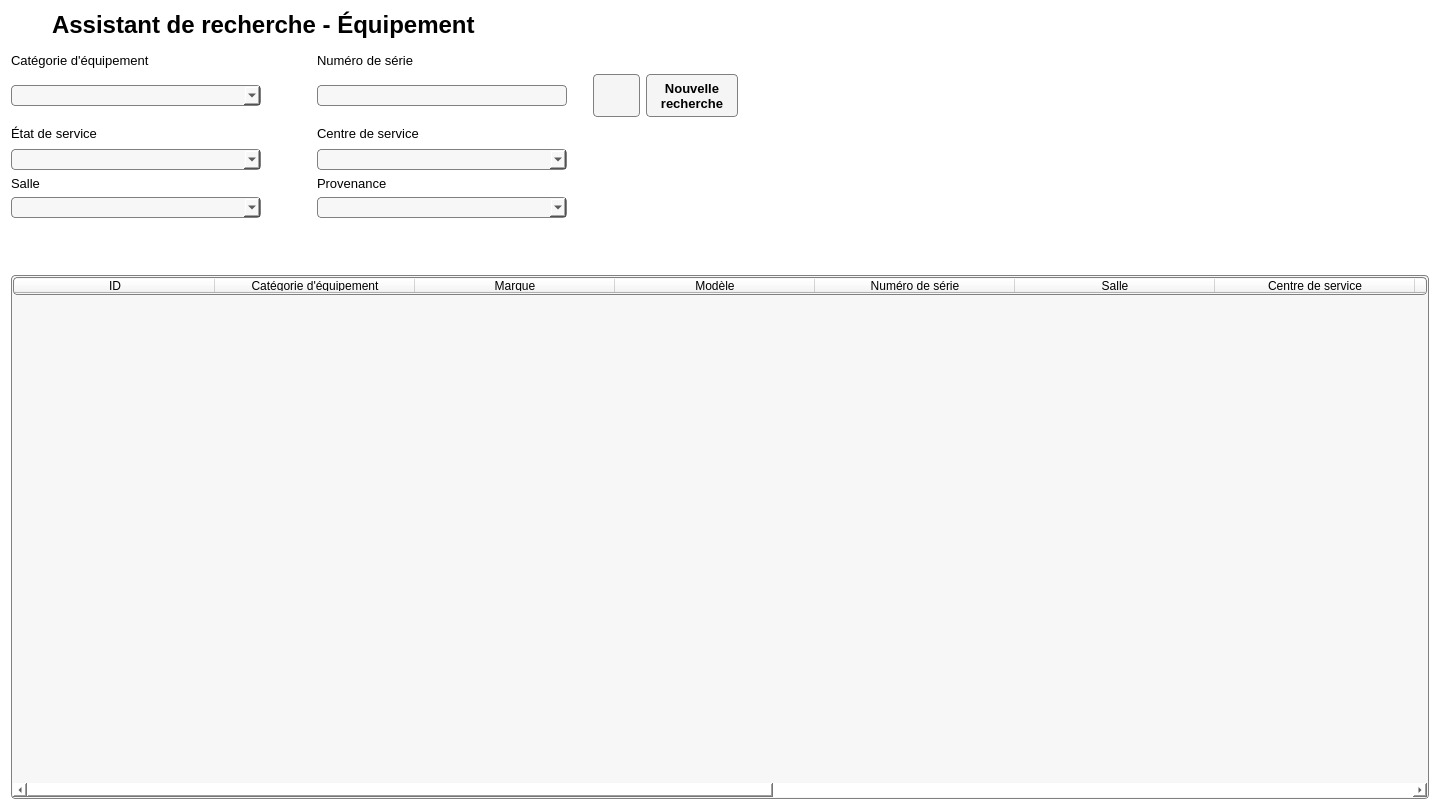
The window that Interface/FenetresEnUI/RechercheEquipement.ui (ProjetPC2/SIMM2.0-DEV) describes before a commit, drawn with Qt 5.
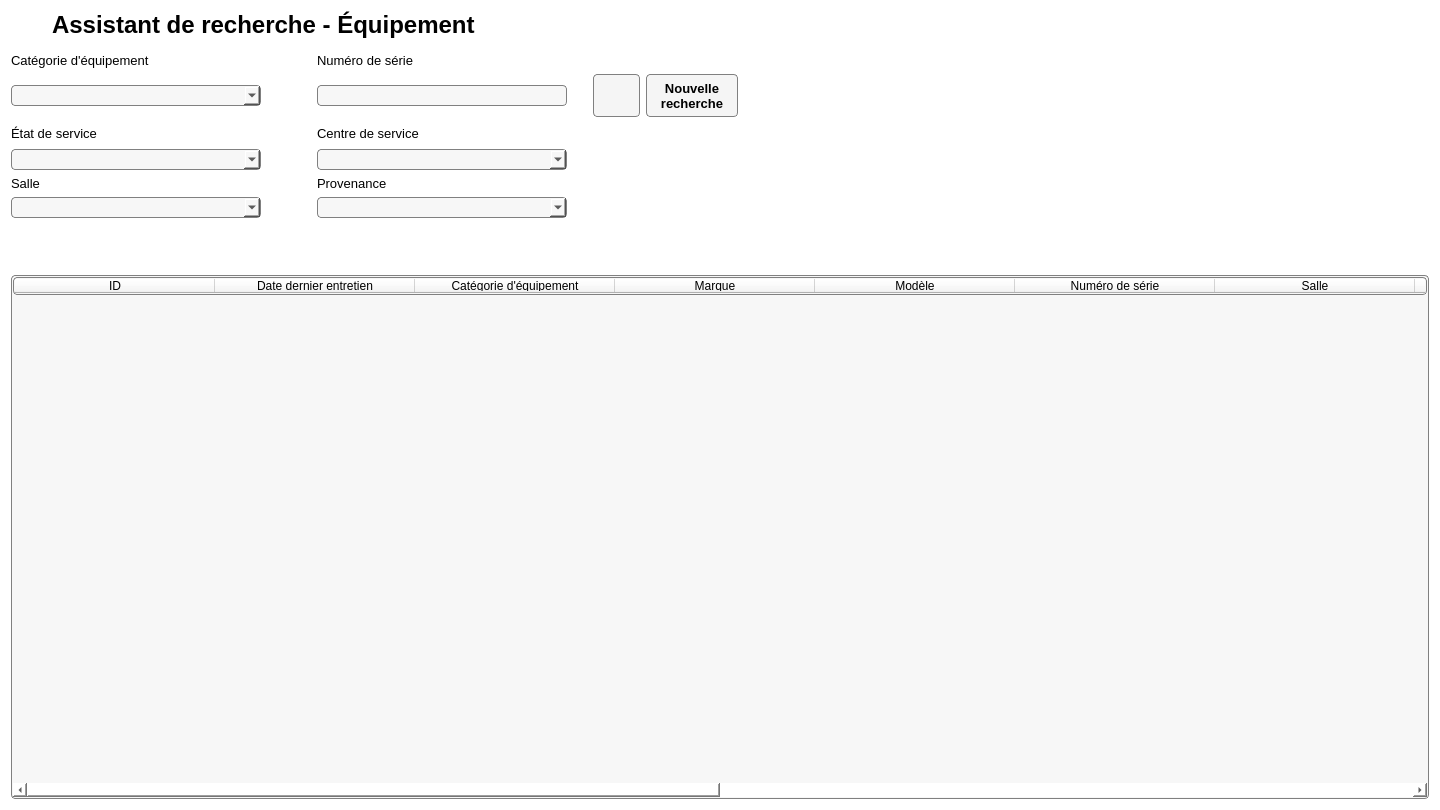
The same window after the commit. Icons and pictures are not drawn.

Diff of the .ui file:
```diff
--- a/Interface/FenetresEnUI/RechercheEquipement.ui
+++ b/Interface/FenetresEnUI/RechercheEquipement.ui
@@ -549,7 +549,7 @@
       <number>1</number>
      </property>
      <property name="columnCount">
-      <number>13</number>
+      <number>14</number>
      </property>
      <attribute name="horizontalHeaderDefaultSectionSize">
       <number>200</number>
@@ -568,6 +568,11 @@
        <string>ID</string>
       </property>
      </column>
+     <column>
+      <property name="text">
+       <string>Date dernier entretien</string>
+      </property>
+     </column>
      <column>
       <property name="text">
        <string>Catégorie d'équipement</string>
```
Left out of the diff: 4 changed lines with no effect on the pictures.
